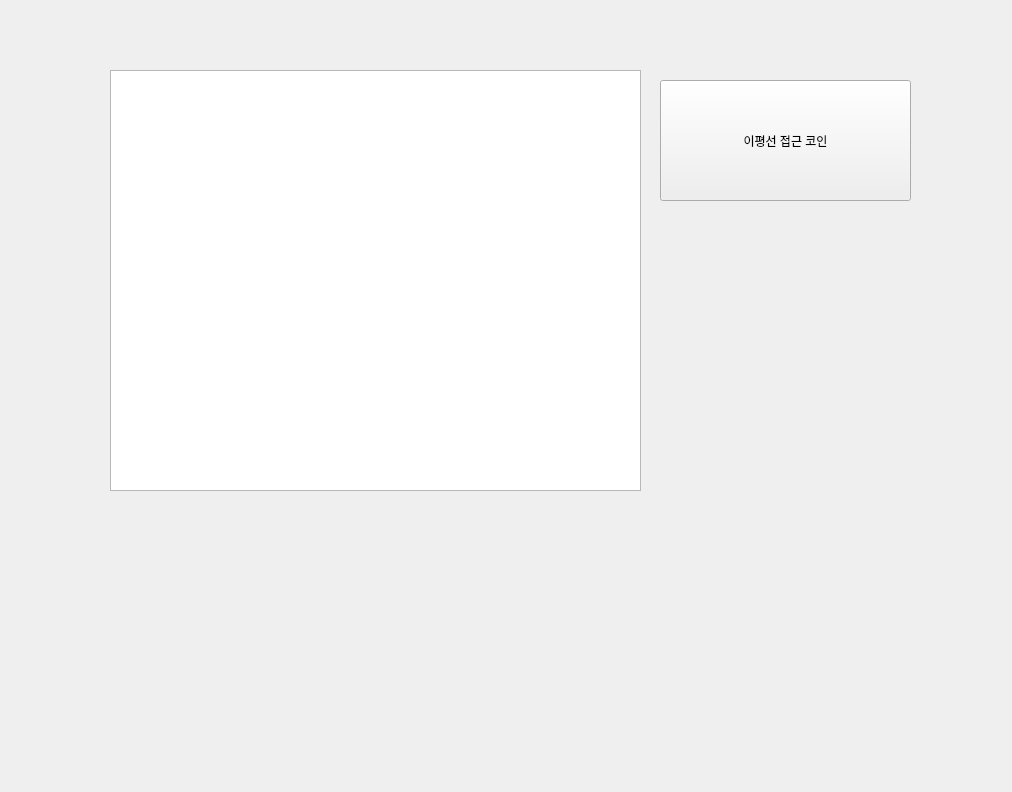
Old version of the form text.ui in the repository DHSCCD/FUND.
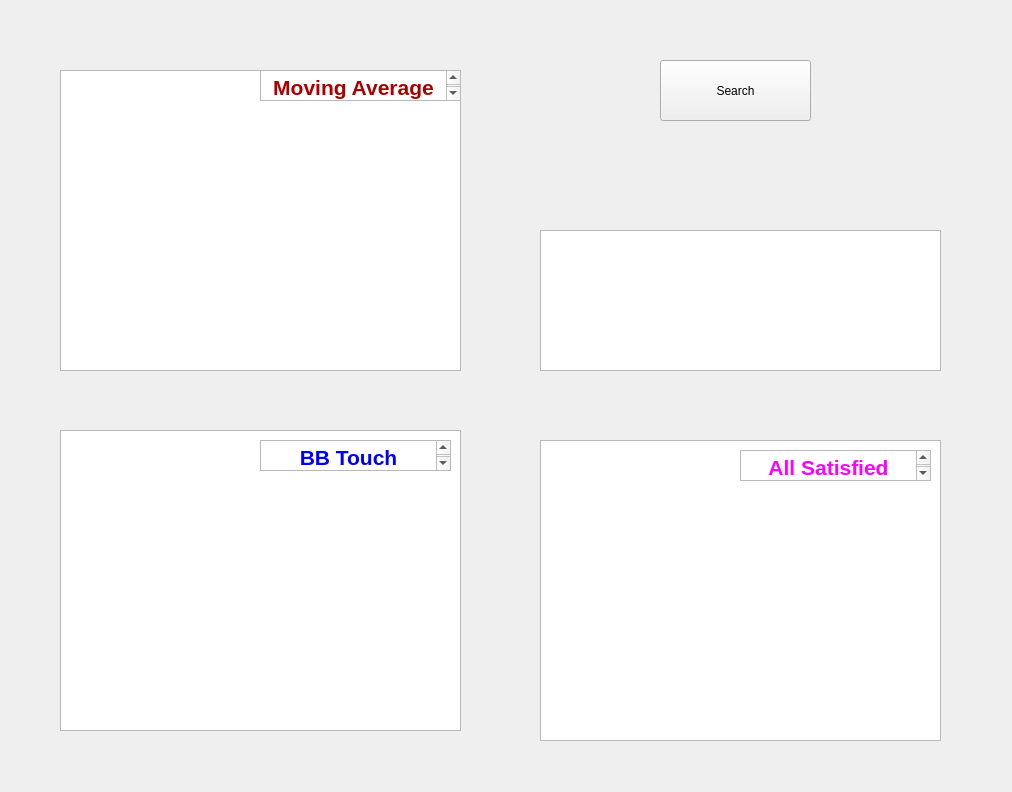
New version of the form.

```diff
--- a/text.ui
+++ b/text.ui
@@ -17,13 +17,13 @@
    <property name="geometry">
     <rect>
      <x>660</x>
-     <y>80</y>
-     <width>251</width>
-     <height>121</height>
+     <y>60</y>
+     <width>151</width>
+     <height>61</height>
     </rect>
    </property>
    <property name="text">
-    <string>이평선 접근 코인</string>
+    <string>Search</string>
    </property>
   </widget>
   <widget class="QTextBrowser" name="Monitor">
@@ -32,16 +32,115 @@
    </property>
    <property name="geometry">
     <rect>
-     <x>110</x>
+     <x>60</x>
      <y>70</y>
-     <width>531</width>
-     <height>421</height>
+     <width>401</width>
+     <height>301</height>
     </rect>
    </property>
    <property name="openExternalLinks">
     <bool>true</bool>
    </property>
   </widget>
+  <widget class="QTextBrowser" name="Monitor2">
+   <property name="enabled">
+    <bool>true</bool>
+   </property>
+   <property name="geometry">
+    <rect>
+     <x>60</x>
+     <y>430</y>
+     <width>401</width>
+     <height>301</height>
+    </rect>
+   </property>
+   <property name="openExternalLinks">
+    <bool>true</bool>
+   </property>
+  </widget>
+  <widget class="QTextBrowser" name="Monitor3">
+   <property name="enabled">
+    <bool>true</bool>
+   </property>
+   <property name="geometry">
+    <rect>
+     <x>540</x>
+     <y>440</y>
+     <width>401</width>
+     <height>301</height>
+    </rect>
+   </property>
+   <property name="openExternalLinks">
+    <bool>true</bool>
+   </property>
+  </widget>
+  <widget class="QTextBrowser" name="Monitor_4">
+   <property name="enabled">
+    <bool>true</bool>
+   </property>
+   <property name="geometry">
+    <rect>
+     <x>540</x>
+     <y>230</y>
+     <width>401</width>
+     <height>141</height>
+    </rect>
+   </property>
+   <property name="openExternalLinks">
+    <bool>true</bool>
+   </property>
+  </widget>
+  <widget class="QTextEdit" name="textEdit">
+   <property name="geometry">
+    <rect>
+     <x>260</x>
+     <y>70</y>
+     <width>201</width>
+     <height>31</height>
+    </rect>
+   </property>
+   <property name="html">
+    <string>&lt;!DOCTYPE HTML PUBLIC &quot;-//W3C//DTD HTML 4.0//EN&quot; &quot;http://www.w3.org/TR/REC-html40/strict.dtd&quot;&gt;
+&lt;html&gt;&lt;head&gt;&lt;meta name=&quot;qrichtext&quot; content=&quot;1&quot; /&gt;&lt;style type=&quot;text/css&quot;&gt;
+p, li { white-space: pre-wrap; }
+&lt;/style&gt;&lt;/head&gt;&lt;body style=&quot; font-family:'Gulim'; font-size:9pt; font-weight:400; font-style:normal;&quot;&gt;
+&lt;p align=&quot;center&quot; dir='rtl' style=&quot; margin-top:0px; margin-bottom:0px; margin-left:0px; margin-right:0px; -qt-block-indent:0; text-indent:0px;&quot;&gt;&lt;span style=&quot; font-size:16pt; font-weight:600; color:#aa0000;&quot;&gt;Moving Average&lt;/span&gt;&lt;/p&gt;&lt;/body&gt;&lt;/html&gt;</string>
+   </property>
+  </widget>
+  <widget class="QTextEdit" name="textEdit_2">
+   <property name="geometry">
+    <rect>
+     <x>260</x>
+     <y>440</y>
+     <width>191</width>
+     <height>31</height>
+    </rect>
+   </property>
+   <property name="html">
+    <string>&lt;!DOCTYPE HTML PUBLIC &quot;-//W3C//DTD HTML 4.0//EN&quot; &quot;http://www.w3.org/TR/REC-html40/strict.dtd&quot;&gt;
+&lt;html&gt;&lt;head&gt;&lt;meta name=&quot;qrichtext&quot; content=&quot;1&quot; /&gt;&lt;style type=&quot;text/css&quot;&gt;
+p, li { white-space: pre-wrap; }
+&lt;/style&gt;&lt;/head&gt;&lt;body style=&quot; font-family:'Gulim'; font-size:9pt; font-weight:400; font-style:normal;&quot;&gt;
+&lt;p align=&quot;center&quot; dir='rtl' style=&quot; margin-top:0px; margin-bottom:0px; margin-left:0px; margin-right:0px; -qt-block-indent:0; text-indent:0px;&quot;&gt;&lt;span style=&quot; font-size:16pt; font-weight:600; color:#0000ff;&quot;&gt;BB Touch&lt;/span&gt;&lt;/p&gt;&lt;/body&gt;&lt;/html&gt;</string>
+   </property>
+  </widget>
+  <widget class="QTextEdit" name="textEdit_3">
+   <property name="geometry">
+    <rect>
+     <x>740</x>
+     <y>450</y>
+     <width>191</width>
+     <height>31</height>
+    </rect>
+   </property>
+   <property name="html">
+    <string>&lt;!DOCTYPE HTML PUBLIC &quot;-//W3C//DTD HTML 4.0//EN&quot; &quot;http://www.w3.org/TR/REC-html40/strict.dtd&quot;&gt;
+&lt;html&gt;&lt;head&gt;&lt;meta name=&quot;qrichtext&quot; content=&quot;1&quot; /&gt;&lt;style type=&quot;text/css&quot;&gt;
+p, li { white-space: pre-wrap; }
+&lt;/style&gt;&lt;/head&gt;&lt;body style=&quot; font-family:'Gulim'; font-size:9pt; font-weight:400; font-style:normal;&quot;&gt;
+&lt;p align=&quot;center&quot; dir='rtl' style=&quot; margin-top:0px; margin-bottom:0px; margin-left:0px; margin-right:0px; -qt-block-indent:0; text-indent:0px;&quot;&gt;&lt;span style=&quot; font-size:16pt; font-weight:600; color:#ff00ff;&quot;&gt;All Satisfied&lt;/span&gt;&lt;/p&gt;&lt;/body&gt;&lt;/html&gt;</string>
+   </property>
+  </widget>
  </widget>
  <resources/>
  <connections/>
```
